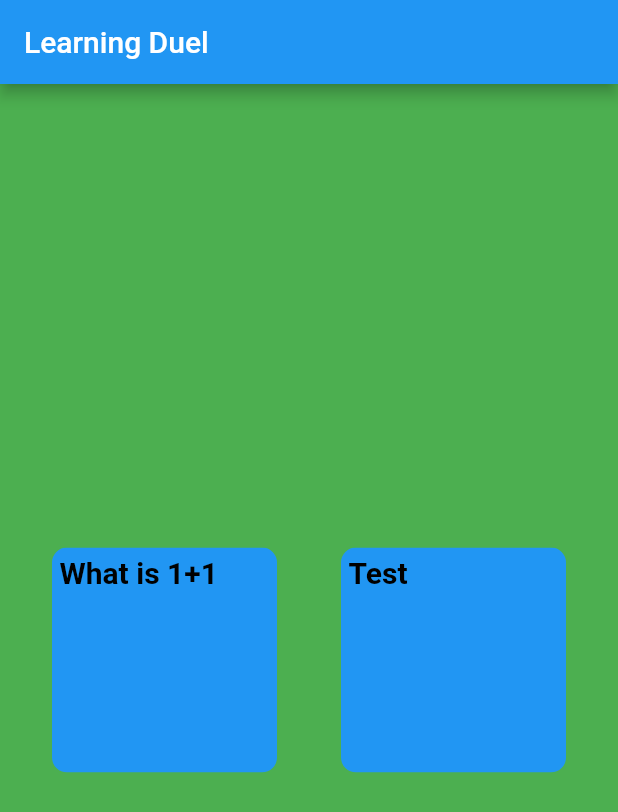
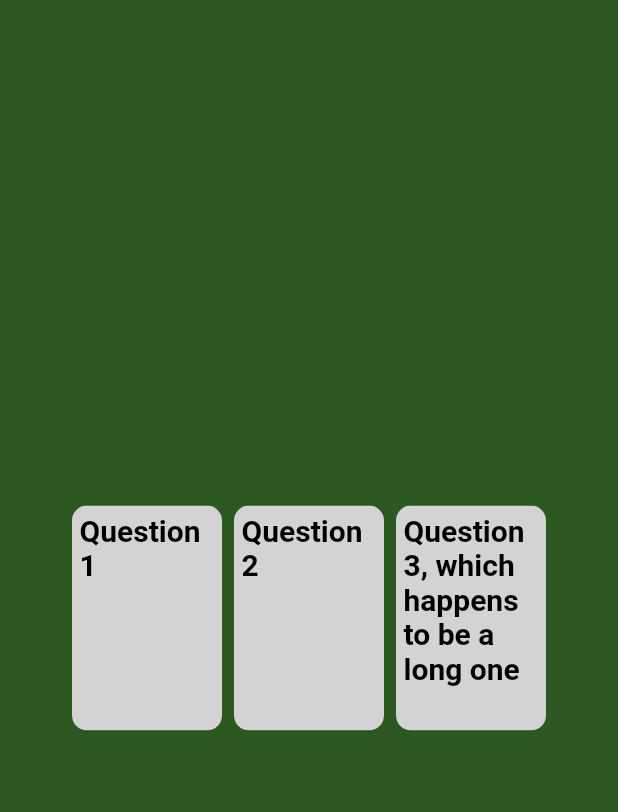
Before and after one commit to elegist/learning_duel, a Flutter app: the screen it shows after launch, on a phone screen of 412 x 824 dp. Shown: the top 812 px of the screen. Run offline on Flutter 3.47's test engine with Material 2 defaults, Android fonts, the light colour scheme and no system bars.

Commit message:
Add select and play gestures

```diff
--- /dev/null
+++ b/lib/exerciseCard.dart
@@ -0,0 +1,78 @@
+import 'package:flutter/material.dart';
+
+class ExerciseCard extends StatefulWidget {
+  ExerciseCard({Key? key, this.question, this.options}) : super(key: key);
+  final question;
+  final options;
+
+  @override
+  State<ExerciseCard> createState() => _ExerciseCardState();
+}
+
+class _ExerciseCardState extends State<ExerciseCard> {
+  bool isSelected = false;
+  bool isPlayed = false;
+
+  @override
+  Widget build(BuildContext context) {
+    return Padding(
+        padding: const EdgeInsets.all(4.0),
+        child: Center(
+            child: ClipRRect(
+          borderRadius: BorderRadius.circular(10),
+          child: GestureDetector(
+            onTap: () {
+              setState(() {
+                isSelected = !isSelected;
+              });
+            },
+            onPanUpdate: (details) {
+              setState(() {
+                if (details.delta.dy < 0) {
+                  isPlayed = true;
+                }
+              });
+            },
+            child: Container(
+              padding: EdgeInsets.all(5.0),
+              width: isSelected ? 150 : 100,
+              height: isSelected ? 200 : 150,
+              color: !isPlayed ? Color(0xFFD3D3D3) : Colors.redAccent,
+              child: Center(
+                child: Column(
+                  mainAxisAlignment: MainAxisAlignment.spaceBetween,
+                  children: [
+                    Row(
+                      children: [
+                        Expanded(
+                            child: Text(
+                          widget.question,
+                          style: TextStyle(
+                              fontSize: 20,
+                              fontWeight: FontWeight.bold,
+                              color: Colors.black),
+                        )),
+                      ],
+                    ),
+                    Row(
+                      children: [
+                        if (isSelected)
+                          Expanded(child: Text(widget.options[0])),
+                        if (isSelected) Expanded(child: Text(widget.options[1]))
+                      ],
+                    ),
+                    Row(
+                      children: [
+                        if (isSelected)
+                          Expanded(child: Text(widget.options[2])),
+                        if (isSelected) Expanded(child: Text(widget.options[3]))
+                      ],
+                    )
+                  ],
+                ),
+              ),
+            ),
+          ),
+        )));
+  }
+}
--- a/lib/main.dart
+++ b/lib/main.dart
@@ -1,5 +1,5 @@
 import 'package:flutter/material.dart';
-import 'card.dart';
+import 'package:learning_duel/exerciseCard.dart';
 
 void main() => runApp(MyApp());
 
@@ -14,42 +14,32 @@ class MyApp extends StatelessWidget {
 }
 
 class Homepage extends StatelessWidget {
-  const Homepage({ Key? key }) : super(key: key);
+  const Homepage({Key? key}) : super(key: key);
 
   @override
   Widget build(BuildContext context) {
     return Scaffold(
-        backgroundColor: Colors.green,
-        appBar: AppBar(
-          title: const Text('Learning Duel'), //hallo Test
-        ),
-        body: Center(
-          child: GestureDetector(
-            onTap: () {
-              showDialog(
-                context: context,
-                builder: (BuildContext context){
-                  return AlertDialog(
-                    title: new Text("Message"),
-                    content: new Text("Content"),
-                    actions: <Widget>[
-                      new TextButton(onPressed: (){Navigator.of(context).pop();}, child: new Text("close"))
-                    ]
-                  );
-                }
-              );
-            },
-            child: Container(
-              child: Row(
-                mainAxisAlignment: MainAxisAlignment.spaceEvenly,
-                children: [
-                  MyCard(question: "What is 1+1",),
-                  MyCard(question: "Test",)
-                ],
-              ),
-            )
-          )
-        ),
-      );
+        backgroundColor: Color(0xff2C5822),
+        body: Container(
+          child: Center(
+            child: Row(
+              mainAxisAlignment: MainAxisAlignment.center,
+              children: [
+                ExerciseCard(
+                  question: "Question 1",
+                  options: ["Option", "Option", "Option", "Option"],
+                ),
+                ExerciseCard(
+                  question: "Question 2",
+                  options: ["Option", "Option", "Option", "Option"],
+                ),
+                ExerciseCard(
+                  question: "Question 3, which happens to be a long one",
+                  options: ["Option", "Option", "Option", "Option"],
+                ),
+              ],
+            ),
+          ),
+        ));
   }
 }
```
Also changed, not shown: lib/card.dart (+30 -9 lines).
